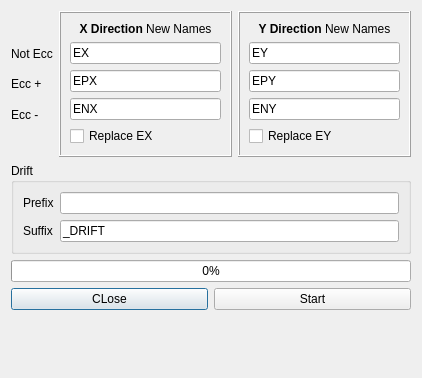
ebrahimraeyat/civilTools, file applications/cfactor/widgets/explode_seismic_load_patterns.ui: the form before one commit.
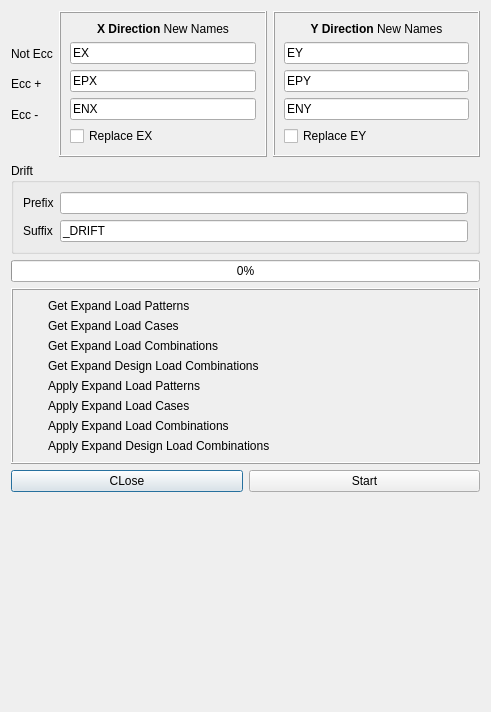
The form after the commit. Icons and pictures are not drawn.

Commit message: setting tick icons for expand load patterns

The edit to the form file:
```diff
--- a/applications/cfactor/widgets/explode_seismic_load_patterns.ui
+++ b/applications/cfactor/widgets/explode_seismic_load_patterns.ui
@@ -6,8 +6,8 @@
    <rect>
     <x>0</x>
     <y>0</y>
-    <width>422</width>
-    <height>378</height>
+    <width>491</width>
+    <height>712</height>
    </rect>
   </property>
   <property name="windowTitle">
@@ -205,6 +205,266 @@
      </property>
     </widget>
    </item>
+   <item>
+    <widget class="QFrame" name="frame_3">
+     <property name="frameShape">
+      <enum>QFrame::Box</enum>
+     </property>
+     <property name="frameShadow">
+      <enum>QFrame::Raised</enum>
+     </property>
+     <layout class="QGridLayout" name="gridLayout">
+      <item row="4" column="1">
+       <widget class="QLabel" name="label_15">
+        <property name="text">
+         <string>Apply Expand Load Patterns</string>
+        </property>
+       </widget>
+      </item>
+      <item row="5" column="0">
+       <widget class="QLabel" name="set_loadcase">
+        <property name="maximumSize">
+         <size>
+          <width>20</width>
+          <height>20</height>
+         </size>
+        </property>
+        <property name="font">
+         <font>
+          <pointsize>8</pointsize>
+         </font>
+        </property>
+        <property name="text">
+         <string/>
+        </property>
+        <property name="pixmap">
+         <pixmap resource="../resource.qrc">:/cfactor/images/cancel.png</pixmap>
+        </property>
+        <property name="scaledContents">
+         <bool>true</bool>
+        </property>
+       </widget>
+      </item>
+      <item row="4" column="0">
+       <widget class="QLabel" name="set_loadpat">
+        <property name="maximumSize">
+         <size>
+          <width>20</width>
+          <height>20</height>
+         </size>
+        </property>
+        <property name="font">
+         <font>
+          <pointsize>8</pointsize>
+         </font>
+        </property>
+        <property name="text">
+         <string/>
+        </property>
+        <property name="pixmap">
+         <pixmap resource="../resource.qrc">:/cfactor/images/cancel.png</pixmap>
+        </property>
+        <property name="scaledContents">
+         <bool>true</bool>
+        </property>
+       </widget>
+      </item>
+      <item row="5" column="1">
+       <widget class="QLabel" name="label_16">
+        <property name="text">
+         <string>Apply Expand Load Cases</string>
+        </property>
+       </widget>
+      </item>
+      <item row="3" column="0">
+       <widget class="QLabel" name="get_design_loadcomb">
+        <property name="maximumSize">
+         <size>
+          <width>20</width>
+          <height>20</height>
+         </size>
+        </property>
+        <property name="font">
+         <font>
+          <pointsize>8</pointsize>
+         </font>
+        </property>
+        <property name="text">
+         <string/>
+        </property>
+        <property name="pixmap">
+         <pixmap resource="../resource.qrc">:/cfactor/images/cancel.png</pixmap>
+        </property>
+        <property name="scaledContents">
+         <bool>true</bool>
+        </property>
+       </widget>
+      </item>
+      <item row="2" column="0">
+       <widget class="QLabel" name="get_loadcomb">
+        <property name="maximumSize">
+         <size>
+          <width>20</width>
+          <height>20</height>
+         </size>
+        </property>
+        <property name="font">
+         <font>
+          <pointsize>8</pointsize>
+         </font>
+        </property>
+        <property name="text">
+         <string/>
+        </property>
+        <property name="pixmap">
+         <pixmap resource="../resource.qrc">:/cfactor/images/cancel.png</pixmap>
+        </property>
+        <property name="scaledContents">
+         <bool>true</bool>
+        </property>
+       </widget>
+      </item>
+      <item row="0" column="0">
+       <widget class="QLabel" name="get_loadpat">
+        <property name="maximumSize">
+         <size>
+          <width>20</width>
+          <height>20</height>
+         </size>
+        </property>
+        <property name="font">
+         <font>
+          <pointsize>8</pointsize>
+         </font>
+        </property>
+        <property name="text">
+         <string/>
+        </property>
+        <property name="pixmap">
+         <pixmap resource="../resource.qrc">:/cfactor/images/cancel.png</pixmap>
+        </property>
+        <property name="scaledContents">
+         <bool>true</bool>
+        </property>
+       </widget>
+      </item>
+      <item row="2" column="1">
+       <widget class="QLabel" name="label_13">
+        <property name="text">
+         <string>Get Expand Load Combinations</string>
+        </property>
+       </widget>
+      </item>
+      <item row="1" column="0">
+       <widget class="QLabel" name="get_loadcase">
+        <property name="maximumSize">
+         <size>
+          <width>20</width>
+          <height>20</height>
+         </size>
+        </property>
+        <property name="font">
+         <font>
+          <pointsize>8</pointsize>
+         </font>
+        </property>
+        <property name="text">
+         <string/>
+        </property>
+        <property name="pixmap">
+         <pixmap resource="../resource.qrc">:/cfactor/images/cancel.png</pixmap>
+        </property>
+        <property name="scaledContents">
+         <bool>true</bool>
+        </property>
+       </widget>
+      </item>
+      <item row="1" column="1">
+       <widget class="QLabel" name="label_12">
+        <property name="text">
+         <string>Get Expand Load Cases</string>
+        </property>
+       </widget>
+      </item>
+      <item row="3" column="1">
+       <widget class="QLabel" name="label_14">
+        <property name="text">
+         <string>Get Expand Design Load Combinations</string>
+        </property>
+       </widget>
+      </item>
+      <item row="6" column="1">
+       <widget class="QLabel" name="label_17">
+        <property name="text">
+         <string>Apply Expand Load Combinations</string>
+        </property>
+       </widget>
+      </item>
+      <item row="6" column="0">
+       <widget class="QLabel" name="set_loadcomb">
+        <property name="maximumSize">
+         <size>
+          <width>20</width>
+          <height>20</height>
+         </size>
+        </property>
+        <property name="font">
+         <font>
+          <pointsize>8</pointsize>
+         </font>
+        </property>
+        <property name="text">
+         <string/>
+        </property>
+        <property name="pixmap">
+         <pixmap resource="../resource.qrc">:/cfactor/images/cancel.png</pixmap>
+        </property>
+        <property name="scaledContents">
+         <bool>true</bool>
+        </property>
+       </widget>
+      </item>
+      <item row="0" column="1">
+       <widget class="QLabel" name="label_11">
+        <property name="text">
+         <string>Get Expand Load Patterns</string>
+        </property>
+       </widget>
+      </item>
+      <item row="7" column="0">
+       <widget class="QLabel" name="set_design_loadcomb">
+        <property name="maximumSize">
+         <size>
+          <width>20</width>
+          <height>20</height>
+         </size>
+        </property>
+        <property name="font">
+         <font>
+          <pointsize>8</pointsize>
+         </font>
+        </property>
+        <property name="text">
+         <string/>
+        </property>
+        <property name="pixmap">
+         <pixmap resource="../resource.qrc">:/cfactor/images/cancel.png</pixmap>
+        </property>
+        <property name="scaledContents">
+         <bool>true</bool>
+        </property>
+       </widget>
+      </item>
+      <item row="7" column="1">
+       <widget class="QLabel" name="label_18">
+        <property name="text">
+         <string>Apply Expand Design Load Combinations</string>
+        </property>
+       </widget>
+      </item>
+     </layout>
+    </widget>
+   </item>
    <item>
     <layout class="QHBoxLayout" name="horizontalLayout_3">
      <item>
```
Left out of the diff: 4 changed lines with no effect on the pictures. The commit also changes 5 other files.
